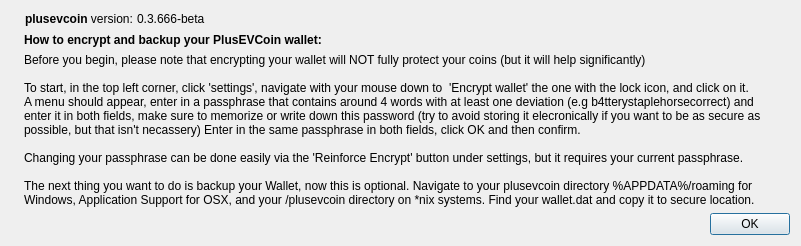
Old version of the form src/qt/forms/protectionTutDialog.ui in the repository plusevcoin/plusevcoin.
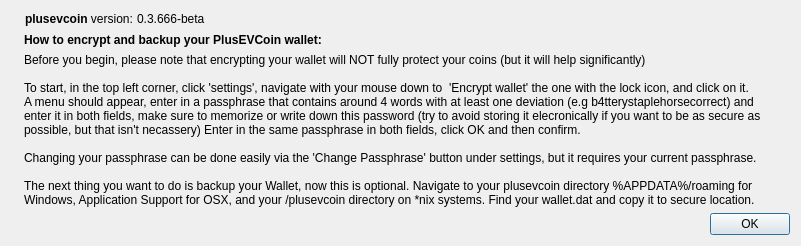
New version of the form. Icons and pictures are not drawn.

The edit to the form file:
```diff
--- a/src/qt/forms/protectionTutDialog.ui
+++ b/src/qt/forms/protectionTutDialog.ui
@@ -120,7 +120,7 @@
 enter it in both fields, make sure to memorize or write down this password (try to avoid storing it elecronically if you want to be as secure as
 possible, but that isn't necassery) Enter in the same passphrase in both fields, click OK and then confirm.
 
-Changing your passphrase can be done easily via the 'Reinforce Encrypt' button under settings, but it requires your current passphrase.
+Changing your passphrase can be done easily via the 'Change Passphrase' button under settings, but it requires your current passphrase.
 
 The next thing you want to do is backup your Wallet, now this is optional. Navigate to your plusevcoin directory %APPDATA%/roaming for
 Windows, Application Support for OSX, and your /plusevcoin directory on *nix systems. Find your wallet.dat and copy it to secure location.</string>
```
